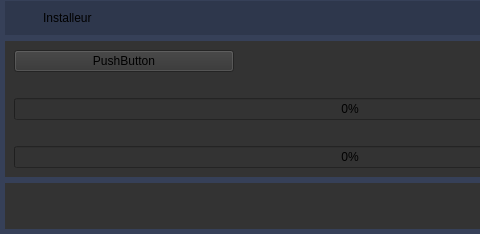
Covalia/standalone-deployer, file downloader/ui/mainwindow.ui: the form before one commit; both pictures show x 0 to 480 and y 0 to 234 of the 700 by 234 pixel window.
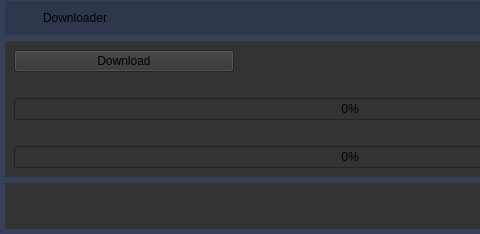
The form after the commit. Icons and pictures are not drawn.

Commit message:
Mise à jour de la traduction du downloader.
Passage des sources en anglais.
Suppression des chaines obsolètes.

Patch:
```diff
--- a/downloader/ui/mainwindow.ui
+++ b/downloader/ui/mainwindow.ui
@@ -94,7 +94,7 @@
 font-size: 17px;\n	font-weight: plain;</string>
              </property>
              <property name="text">
-              <string>Installeur</string>
+              <string>Downloader</string>
              </property>
             </widget>
            </item>
@@ -213,7 +213,7 @@
                 <item row="0" column="0">
                  <widget class="QPushButton" name="pushButton">
                   <property name="text">
-                   <string>PushButton</string>
+                   <string>Download</string>
                   </property>
                  </widget>
                 </item>
```
Left out of the diff: 4 changed lines with no effect on the pictures. The commit also changes 7 other files.
